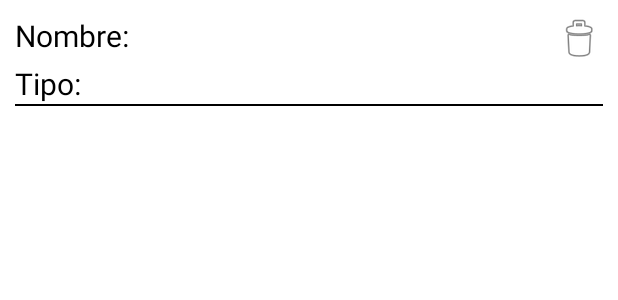
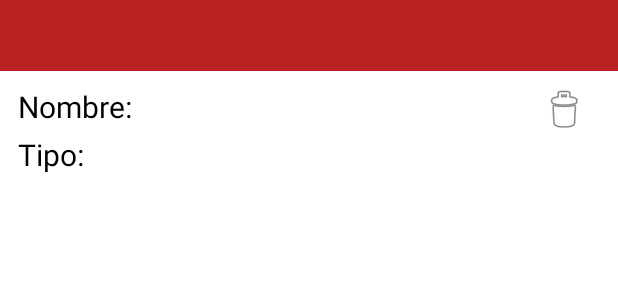
Before and after one commit to Alberto-Zapardiel-Fernandez/Lista-de-la-compra, an Android app: the layout fila_view.xml on its own in the app's theme, with its tools: preview values and no code run, on a phone screen of 412 x 824 dp. Shown: the top 300 px of the screen. Run offline under Robolectric (Android 15) with nearby library versions, the phone set to English and light mode, and no system bars.

```diff
--- a/app/src/main/java/com/azf/listadelacompra/FBSync/FBSync.java
+++ b/app/src/main/java/com/azf/listadelacompra/FBSync/FBSync.java
@@ -4,7 +4,7 @@ import android.content.Context;
 import android.widget.Toast;
 
 import com.azf.listadelacompra.R;
-import com.azf.listadelacompra.utils.Utils;
+import com.azf.listadelacompra.utils.Constantes;
 import com.google.firebase.database.DatabaseReference;
 import com.google.firebase.database.FirebaseDatabase;
 
@@ -19,7 +19,7 @@ public class FBSync {
     }
     public static void insertar(Context context, String nombre, String tipo) {
         Map<String,Object> map = new HashMap<>();
-        databaseReference = FirebaseDatabase.getInstance().getReference(Utils.PATH);
+        databaseReference = FirebaseDatabase.getInstance().getReference(Constantes.PATH);
         map.put("nombre",nombre);
         map.put("tipo",tipo);
         String key = databaseReference.push().getKey();
--- a/app/src/main/res/layout/fila_view.xml
+++ b/app/src/main/res/layout/fila_view.xml
@@ -1,29 +1,52 @@
 <?xml version="1.0" encoding="utf-8"?>
 <androidx.constraintlayout.widget.ConstraintLayout xmlns:android="http://schemas.android.com/apk/res/android"
     xmlns:app="http://schemas.android.com/apk/res-auto"
+    xmlns:tools="http://schemas.android.com/tools"
     android:layout_width="match_parent"
     android:layout_height="wrap_content">
 
     <LinearLayout
-        android:id="@+id/linearFondo"
+        android:id="@+id/layoutTipo"
         android:layout_width="match_parent"
         android:layout_height="wrap_content"
-        android:orientation="vertical"
-        android:padding="10dp"
+        android:background="@color/red"
         app:layout_constraintEnd_toEndOf="parent"
         app:layout_constraintStart_toStartOf="parent"
         app:layout_constraintTop_toTopOf="parent">
 
+        <TextView
+            android:id="@+id/txtOrdenTipo"
+            android:layout_width="match_parent"
+            android:layout_height="wrap_content"
+            android:padding="10dp"
+            android:gravity="center"
+            android:textColor="@color/white"
+            android:textSize="20sp" />
+    </LinearLayout>
+
+    <LinearLayout
+        android:id="@+id/linearFondo"
+        android:layout_width="408dp"
+        android:layout_height="80dp"
+        android:orientation="vertical"
+        android:padding="10dp"
+        app:layout_constraintBottom_toBottomOf="parent"
+        app:layout_constraintEnd_toEndOf="parent"
+        app:layout_constraintStart_toStartOf="parent"
+        app:layout_constraintTop_toBottomOf="@id/layoutTipo">
+
+
         <LinearLayout
             android:layout_width="match_parent"
             android:layout_height="wrap_content"
+            android:layout_gravity="center_vertical"
             android:orientation="horizontal">
 
             <TextView
                 android:id="@+id/txtNombre"
                 android:layout_width="wrap_content"
                 android:layout_height="wrap_content"
-                android:layout_marginEnd="40dp"
+                android:layout_marginEnd="60dp"
                 android:text="@string/nombre2"
                 android:textColor="@color/black"
                 android:textSize="20sp"
@@ -35,10 +58,9 @@
 
             <TextView
                 android:id="@+id/txtNombre2"
-                android:layout_width="233dp"
+                android:layout_width="198dp"
                 android:layout_height="wrap_content"
                 android:layout_marginStart="5dp"
-                android:layout_marginEnd="5dp"
                 android:textColor="@color/black"
                 android:textSize="20sp"
                 app:layout_constraintBottom_toBottomOf="parent"
@@ -69,7 +91,7 @@
                 android:id="@+id/txtTipo"
                 android:layout_width="wrap_content"
                 android:layout_height="wrap_content"
-                android:layout_marginEnd="70dp"
+                android:layout_marginEnd="90dp"
                 android:text="@string/tipo2"
                 android:textColor="@color/black"
                 android:textSize="20sp"
@@ -94,6 +116,7 @@
         <View
             android:layout_width="match_parent"
             android:layout_height="1dp"
+            android:layout_marginTop="5dp"
             android:background="@color/black" />
     </LinearLayout>
 
--- a/app/src/main/res/values/colors.xml
+++ b/app/src/main/res/values/colors.xml
@@ -9,4 +9,5 @@
     <color name="white">#FFFFFFFF</color>
     <color name="amarillo">#fff263</color>
     <color name="green">#c5e1a5</color>
+    <color name="red">#BA2123</color>
 </resources>
--- a/app/src/main/res/values/strings.xml
+++ b/app/src/main/res/values/strings.xml
@@ -10,4 +10,5 @@
     <string name="quieres_borrar">¿Quieres borrarlo?</string>
     <string name="nombre2">Nombre:</string>
     <string name="tipo2">Tipo:</string>
+    <string name="salir">Pulsa de nuevo para salir</string>
 </resources>
```
Also changed, not shown: app/src/main/java/com/azf/listadelacompra/adapter/ItemAdapter.java (+15 -5 lines), app/src/main/java/com/azf/listadelacompra/item/Item.java (+9 -0 lines), app/src/main/java/com/azf/listadelacompra/utils/Constantes.java (added, +16 -0 lines), app/src/main/java/com/azf/listadelacompra/utils/Utils.java (deleted, +0 -7 lines), app/src/main/java/com/azf/listadelacompra/vista/MainActivity.java (+97 -76 lines), app/src/main/res/layout/activity_main.xml (+10 -8 lines).
